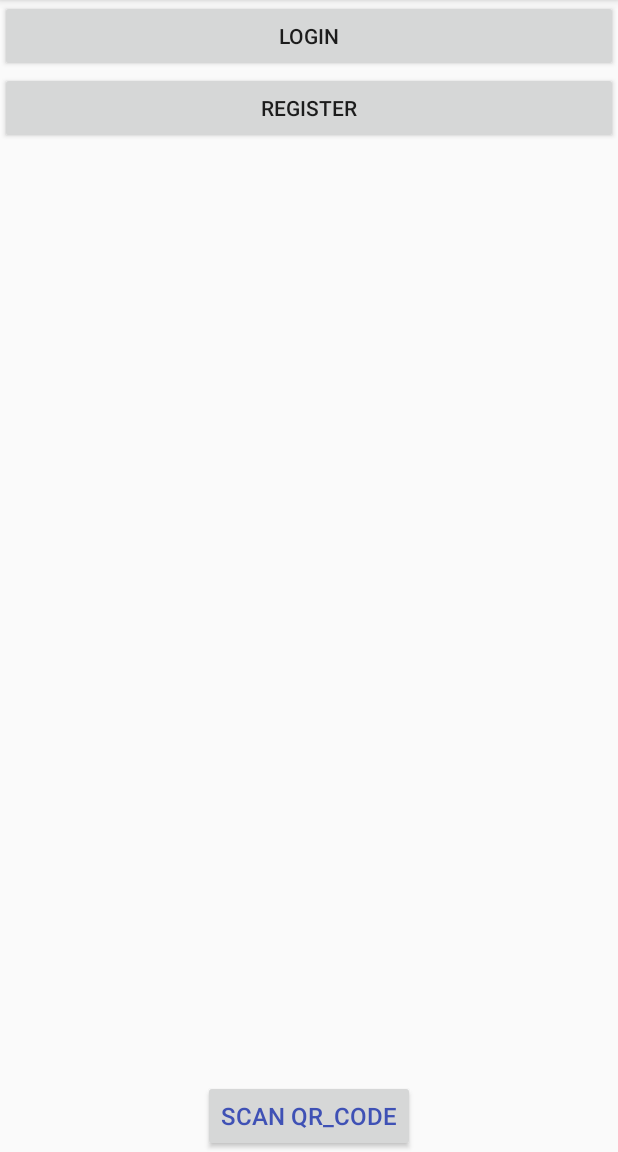
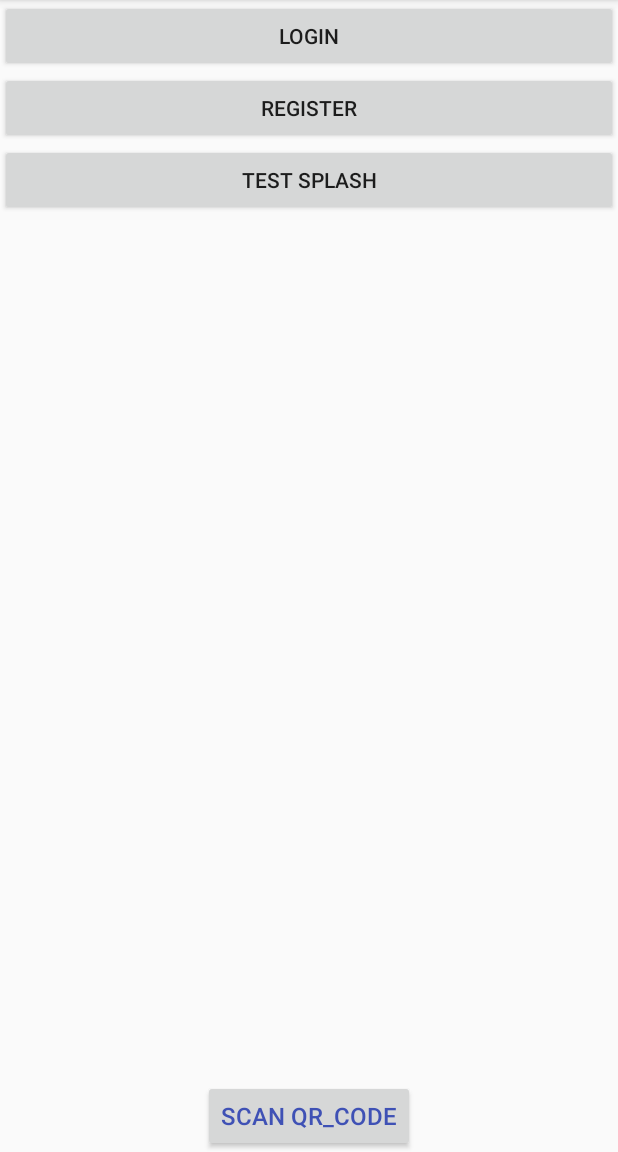
Before and after one commit to ShaastraWebops/android-app-2018, an Android app: the screen it shows after launch (MainActivity), on a phone screen of 412 x 824 dp, the part 84-1236 px from its top. Run offline under Robolectric (Android 15) with nearby library versions, the phone set to English and light mode, and no system bars; libraries missing offline, so code that uses them is left out: com.google.zxing.client, com.google.zxing.integration, com.journeyapps.barcodescanner, com.nostra13.universalimageloader; 5 statements that could not run were skipped.

Commit message:
Added basic initial splash screen

```diff
--- a/app/src/main/java/webops/shaastra/iitm/shaastra2018/MainActivity.java
+++ b/app/src/main/java/webops/shaastra/iitm/shaastra2018/MainActivity.java
@@ -45,6 +45,7 @@ import org.json.JSONObject;
 import java.io.File;
 
 import webops.shaastra.iitm.shaastra2018.imageCaching.ImageUtil;
+import webops.shaastra.iitm.shaastra2018.mainUI.InitialSplash;
 
 import java.io.IOException;
 import java.io.InputStream;
@@ -61,6 +62,7 @@ public class MainActivity extends AppCompatActivity implements View.OnClickListe
     RelativeLayout mainLayout;
     CardView containerLayout;
     private Button reg_act_button;
+    private Button splash_test;
 
 
     @Override
@@ -128,6 +130,15 @@ public class MainActivity extends AppCompatActivity implements View.OnClickListe
             @Override
             public void onClick(View v) {
                 Intent i = new Intent(MainActivity.this, RegisterActivity.class);
+                startActivity(i);
+            }
+        });
+
+        splash_test = (Button) findViewById(R.id.splash_test);
+        splash_test.setOnClickListener(new View.OnClickListener() {
+            @Override
+            public void onClick(View v) {
+                Intent i = new Intent(MainActivity.this, InitialSplash.class);
                 startActivity(i);
             }
         });
--- /dev/null
+++ b/app/src/main/java/webops/shaastra/iitm/shaastra2018/mainUI/InitialSplash.java
@@ -0,0 +1,44 @@
+package webops.shaastra.iitm.shaastra2018.mainUI;
+
+import android.content.Intent;
+import android.os.Handler;
+import android.support.v7.app.AppCompatActivity;
+import android.os.Bundle;
+import android.view.Window;
+import android.view.WindowManager;
+import android.widget.ImageView;
+
+import com.nostra13.universalimageloader.core.ImageLoader;
+
+import webops.shaastra.iitm.shaastra2018.MainActivity;
+import webops.shaastra.iitm.shaastra2018.R;
+import webops.shaastra.iitm.shaastra2018.imageCaching.ImageUtil;
+
+public class InitialSplash extends AppCompatActivity {
+
+
+    private final int SPLASH_DISPLAY_LENGTH = 3000;
+
+    String testImageURL = "http://placehold.it/240x120&text=image1";
+
+    @Override
+    protected void onCreate(Bundle savedInstanceState) {
+        super.onCreate(savedInstanceState);
+        setContentView(R.layout.activity_initial_splash);
+
+        ImageLoader imloader = ImageUtil.getImageLoader(this);
+        ImageView splashImView = (ImageView) findViewById(R.id.initSplashImage);
+        imloader.displayImage(testImageURL, splashImView);
+
+        new Handler().postDelayed(new Runnable() {
+            @Override
+            public void run() {
+                /* Create an Intent that will start the Menu-Activity. */
+                Intent mainIntent = new Intent(InitialSplash.this, MainActivity.class);
+                InitialSplash.this.startActivity(mainIntent);
+                InitialSplash.this.finish();
+            }
+        }, SPLASH_DISPLAY_LENGTH);
+
+    }
+}
--- a/app/src/main/res/layout/activity_main.xml
+++ b/app/src/main/res/layout/activity_main.xml
@@ -13,7 +13,11 @@
         android:layout_height="495dp"
         android:id="@+id/imView"
         tools:layout_editor_absoluteY="8dp"
-        tools:layout_editor_absoluteX="8dp" />
+        tools:layout_editor_absoluteX="8dp"
+        android:layout_alignParentRight="true"
+        android:layout_alignParentEnd="true"
+        android:layout_alignParentLeft="true"
+        android:layout_alignParentStart="true" />
     <Button
         android:layout_width="wrap_content"
         android:layout_height="wrap_content"
@@ -38,6 +42,14 @@
         android:layout_below="@+id/login_act_button"
         android:layout_alignParentLeft="true"
         android:layout_alignParentStart="true" />
+    <Button
+        android:text="Test Splash"
+        android:id="@+id/splash_test"
+        android:layout_width="match_parent"
+        android:layout_height="wrap_content"
+        android:layout_below="@+id/register_act_button"
+        android:layout_alignParentLeft="true"
+        android:layout_alignParentStart="true" />
 
 
 </RelativeLayout>
--- a/app/src/main/res/values/styles.xml
+++ b/app/src/main/res/values/styles.xml
@@ -8,4 +8,9 @@
         <item name="colorAccent">@color/colorAccent</item>
     </style>
 
+    <style name="HiddenTitleTheme" parent="AppTheme">
+        <item name="windowNoTitle">true</item>
+        <item name="windowActionBar">false</item>
+        <item name="android:windowFullscreen">true</item>
+    </style>
 </resources>
```
Also changed, not shown: app/src/main/AndroidManifest.xml (+11 -5 lines), app/src/main/res/layout/activity_initial_splash.xml (added, +46 -0 lines).
